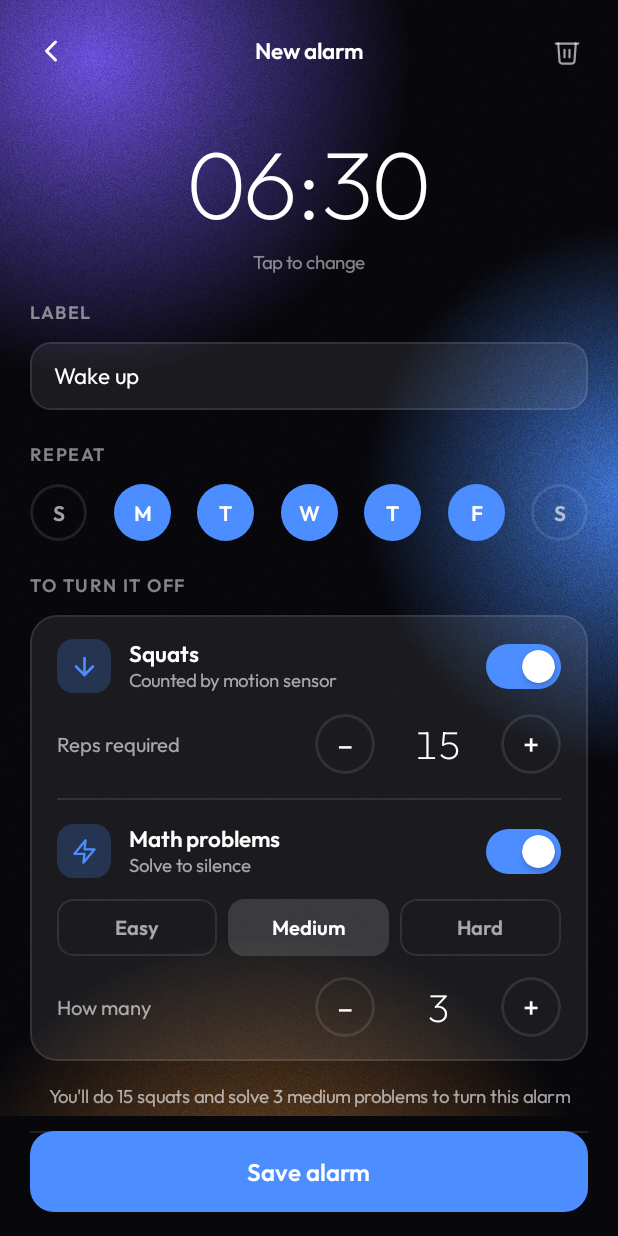
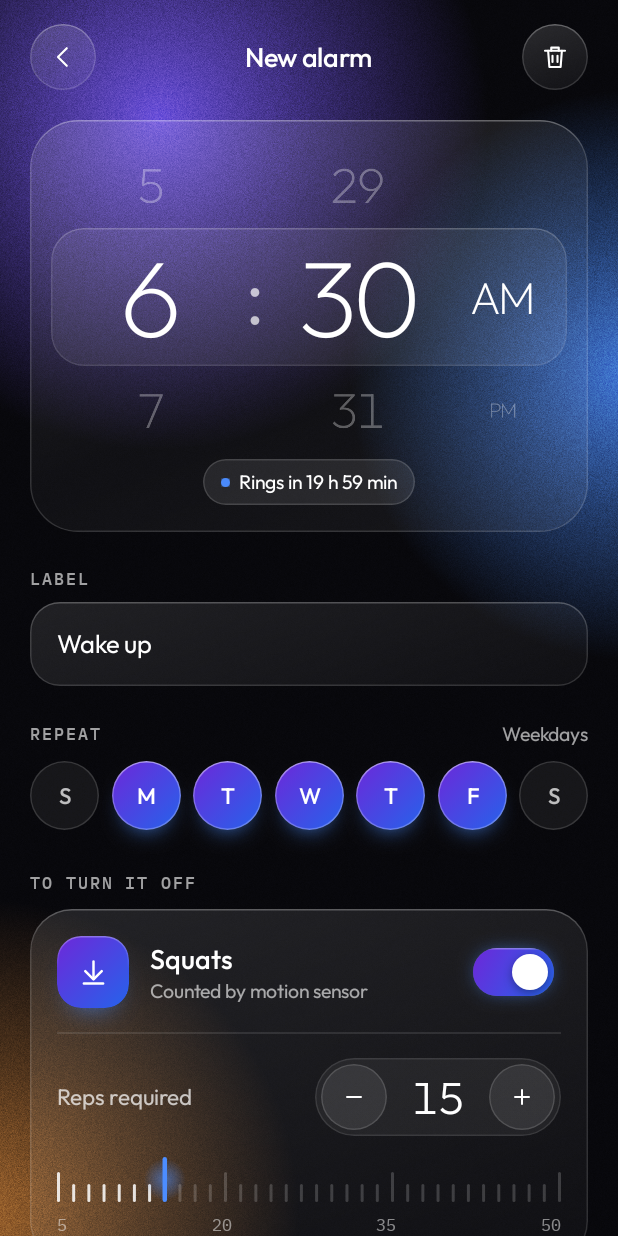
Before and after one commit to YahorL/WakeUp, an Android app built with Jetpack Compose: the AlarmEditScreen screen opened through its navigation route, on a phone screen of 412 x 824 dp. Run offline under Robolectric (Android 15) with nearby library versions, the phone set to English and light mode, and no system bars; our stand-ins replace Room's generated code.

Commit message:
feat: Liquid Glass alarm editor with inline time wheel

```diff
--- a/app/src/main/java/com/wakeup/ui/components/Meters.kt
+++ b/app/src/main/java/com/wakeup/ui/components/Meters.kt
@@ -113,15 +113,22 @@ fun TickRuler(reps: Int, modifier: Modifier = Modifier) {
     }
 }
 
-/** Ten small bars; the first [filled] carry the accent gradient. */
+/**
+ * A track of [segments] small bars that fills left to right as [value] approaches [max]; the
+ * leading bar fills partially, so any count up to [max] reads on the same ten bars.
+ */
 @Composable
-fun DotBar(filled: Int, modifier: Modifier = Modifier, total: Int = 10) {
+fun DotBar(value: Int, max: Int, modifier: Modifier = Modifier, segments: Int = 10) {
     val colors = Wake.colors
     val reduceMotion = LocalReduceMotion.current
-    val elapsed = entranceMillis(140 + total * 35 + 450)
+    val elapsed = entranceMillis(140 + segments * 35 + 450)
+    val filled by animateFloatAsState(
+        (value.toFloat() / max).coerceIn(0f, 1f) * segments,
+        if (reduceMotion) snap() else tween(300),
+        label = "dots",
+    )
     Row(modifier.fillMaxWidth().clearAndSetSemantics { }, horizontalArrangement = Arrangement.spacedBy(6.dp)) {
-        repeat(total) { i ->
-            val on by animateFloatAsState(if (i < filled) 1f else 0f, if (reduceMotion) snap() else tween(300), label = "dot")
+        repeat(segments) { i ->
             val grow = EaseOutExpo.transform(((elapsed - (140 + i * 35)) / 450f).coerceIn(0f, 1f))
             Box(
                 Modifier
@@ -136,7 +143,8 @@ fun DotBar(filled: Int, modifier: Modifier = Modifier, total: Int = 10) {
                     }
                     .drawBehind {
                         drawRect(white(0.14f))
-                        drawRect(colors.fill, alpha = on)
+                        val part = (filled - i).coerceIn(0f, 1f)
+                        if (part > 0f) drawRect(colors.fill, size = Size(size.width * part, size.height))
                     },
             )
         }
--- a/app/src/main/java/com/wakeup/ui/edit/AlarmEditScreen.kt
+++ b/app/src/main/java/com/wakeup/ui/edit/AlarmEditScreen.kt
@@ -1,28 +1,44 @@
 package com.wakeup.ui.edit
 
-import androidx.compose.foundation.background
-import androidx.compose.foundation.border
-import androidx.compose.foundation.layout.*
+import android.text.format.DateFormat
+import androidx.compose.animation.AnimatedVisibility
+import androidx.compose.animation.core.snap
+import androidx.compose.animation.core.tween
+import androidx.compose.animation.expandVertically
+import androidx.compose.animation.fadeIn
+import androidx.compose.animation.fadeOut
+import androidx.compose.animation.shrinkVertically
+import androidx.compose.foundation.layout.Arrangement
+import androidx.compose.foundation.layout.Box
+import androidx.compose.foundation.layout.BoxWithConstraints
+import androidx.compose.foundation.layout.Column
+import androidx.compose.foundation.layout.Row
+import androidx.compose.foundation.layout.Spacer
+import androidx.compose.foundation.layout.fillMaxSize
+import androidx.compose.foundation.layout.fillMaxWidth
+import androidx.compose.foundation.layout.height
+import androidx.compose.foundation.layout.imePadding
+import androidx.compose.foundation.layout.navigationBarsPadding
+import androidx.compose.foundation.layout.padding
+import androidx.compose.foundation.layout.size
+import androidx.compose.foundation.layout.statusBarsPadding
 import androidx.compose.foundation.rememberScrollState
-import androidx.compose.foundation.shape.CircleShape
+import androidx.compose.foundation.shape.RoundedCornerShape
 import androidx.compose.foundation.text.BasicTextField
 import androidx.compose.foundation.verticalScroll
-import androidx.compose.material3.AlertDialog
-import androidx.compose.material3.ExperimentalMaterial3Api
-import androidx.compose.material3.Text
-import androidx.compose.material3.TextButton
-import androidx.compose.material3.TimePicker
-import androidx.compose.material3.rememberTimePickerState
-import androidx.compose.runtime.*
+import androidx.compose.runtime.Composable
+import androidx.compose.runtime.LaunchedEffect
+import androidx.compose.runtime.getValue
+import androidx.compose.runtime.mutableStateOf
+import androidx.compose.runtime.remember
+import androidx.compose.runtime.setValue
 import androidx.compose.ui.Alignment
 import androidx.compose.ui.Modifier
-import androidx.compose.ui.draw.clip
-import androidx.compose.ui.graphics.Color
 import androidx.compose.ui.graphics.SolidColor
+import androidx.compose.ui.platform.LocalContext
 import androidx.compose.ui.text.TextStyle
 import androidx.compose.ui.text.font.FontWeight
 import androidx.compose.ui.text.style.TextAlign
-import androidx.compose.ui.unit.Dp
 import androidx.compose.ui.unit.dp
 import androidx.compose.ui.unit.sp
 import androidx.lifecycle.compose.collectAsStateWithLifecycle
@@ -32,11 +48,43 @@ import com.wakeup.domain.Difficulty
 import com.wakeup.domain.MathParams
 import com.wakeup.domain.RepeatDays
 import com.wakeup.domain.SquatParams
+import com.wakeup.schedule.NextTrigger
 import com.wakeup.ui.DAY_CHIPS
-import com.wakeup.ui.components.*
+import com.wakeup.ui.challengeSummary
+import com.wakeup.ui.components.AngledGradient
+import com.wakeup.ui.components.ChallengeIconTile
+import com.wakeup.ui.components.Chip
+import com.wakeup.ui.components.DayPill
+import com.wakeup.ui.components.DotBar
+import com.wakeup.ui.components.GlassIconButton
+import com.wakeup.ui.components.GlassRecipe
+import com.wakeup.ui.components.Hairline
+import com.wakeup.ui.components.Label
+import com.wakeup.ui.components.MonoLabel
+import com.wakeup.ui.components.PrimaryButton
+import com.wakeup.ui.components.SegmentedControl
+import com.wakeup.ui.components.Stepper
+import com.wakeup.ui.components.TickRuler
+import com.wakeup.ui.components.TimeWheel
+import com.wakeup.ui.components.Toggle
+import com.wakeup.ui.components.WakeIcon
+import com.wakeup.ui.components.bump
+import com.wakeup.ui.components.glass
+import com.wakeup.ui.components.surface
+import com.wakeup.ui.components.white
+import com.wakeup.ui.formatCountdown
 import com.wakeup.ui.label
+import com.wakeup.ui.repeatSummary
+import com.wakeup.ui.theme.EaseOutExpo
+import com.wakeup.ui.theme.LocalReduceMotion
+import com.wakeup.ui.theme.OrbLayout
 import com.wakeup.ui.theme.Screen
 import com.wakeup.ui.theme.Wake
+import com.wakeup.ui.theme.riseIn
+import kotlinx.coroutines.delay
+import java.time.ZonedDateTime
+
+private val DAY_NAMES = listOf("Sunday", "Monday", "Tuesday", "Wednesday", "Thursday", "Friday", "Saturday")
 
 @Composable
 fun AlarmEditScreen(
@@ -45,112 +93,158 @@ fun AlarmEditScreen(
     viewModel: AlarmEditViewModel = viewModel(factory = AlarmEditViewModel.factory(alarmId)),
 ) {
     val draft by viewModel.draft.collectAsStateWithLifecycle()
-    // Ringing or snoozed: changes can't be saved and the alarm can't be deleted.
     val locked by viewModel.locked.collectAsStateWithLifecycle()
     val colors = Wake.colors
-    val fonts = Wake.fonts
-    var showTimePicker by remember { mutableStateOf(false) }
+    val is24h = DateFormat.is24HourFormat(LocalContext.current)
 
-    Screen {
-        Column(Modifier.fillMaxSize().systemBarsPadding()) {
+    Screen(OrbLayout.EDITOR) {
+        Column(
+            Modifier.fillMaxSize().statusBarsPadding().imePadding().verticalScroll(rememberScrollState())
+                .navigationBarsPadding().padding(start = 20.dp, end = 20.dp, top = 16.dp, bottom = 28.dp),
+        ) {
             // Top bar
             Row(
-                Modifier.fillMaxWidth().padding(horizontal = 14.dp).padding(top = 14.dp, bottom = 6.dp),
+                Modifier.fillMaxWidth().riseIn(0),
                 verticalAlignment = Alignment.CenterVertically,
                 horizontalArrangement = Arrangement.SpaceBetween,
             ) {
-                WakeIconButton(WakeIcon.ChevronLeft, onClick = onDone)
-                Text(if (viewModel.isNew) "New alarm" else "Edit alarm", color = colors.text, fontFamily = fonts.ui, fontWeight = FontWeight.SemiBold, fontSize = 15.sp)
+                GlassIconButton(WakeIcon.Back, "Back to alarms", onDone)
+                Label(if (viewModel.isNew) "New alarm" else "Edit alarm", 18f, weight = FontWeight.Medium, tracking = -0.01f)
                 if (locked) {
-                    Spacer(Modifier.size(40.dp)) // keeps the title centered
+                    Spacer(Modifier.size(44.dp)) // keeps the title centered
                 } else {
-                    WakeIconButton(WakeIcon.Trash, onClick = { viewModel.delete(onDone) }, color = colors.textDim, size = 20.dp, stroke = 1.8f)
+                    GlassIconButton(WakeIcon.Bin, "Delete alarm", { viewModel.delete(onDone) })
                 }
             }
 
+            // Time
             Column(
-                Modifier.fillMaxWidth().weight(1f).verticalScroll(rememberScrollState())
-                    .padding(start = 20.dp, end = 20.dp, top = 8.dp, bottom = 16.dp),
+                Modifier.padding(top = 20.dp).fillMaxWidth().riseIn(80)
+                    .glass(GlassRecipe.HERO, RoundedCornerShape(32.dp))
+                    .padding(start = 14.dp, end = 14.dp, top = 14.dp, bottom = 18.dp),
+                horizontalAlignment = Alignment.CenterHorizontally,
             ) {
-                // Time — tap to set via the standard Android time picker.
-                Column(Modifier.fillMaxWidth().padding(top = 10.dp, bottom = 18.dp), horizontalAlignment = Alignment.CenterHorizontally) {
-                    NumText(
-                        "%02d:%02d".format(draft.hour, draft.minute),
-                        fontSize = 64.sp, letterSpacing = (-2).sp,
-                        modifier = Modifier.noRippleClickable { showTimePicker = true }.padding(horizontal = 8.dp, vertical = 4.dp),
-                    )
-                    Text("Tap to change", color = colors.textMute, fontFamily = fonts.ui, fontSize = 12.5.sp)
+                TimeWheel(draft.hour, draft.minute, is24h, viewModel::setTime)
+                Spacer(Modifier.height(4.dp))
+                val ringsIn = ringsInText(draft)
+                Chip { Label(ringsIn, 13f, Modifier.bump(ringsIn), maxLines = 1) }
             }
 
-                Section("Label") { LabelField(draft.label, viewModel::setLabel) }
-                Spacer(Modifier.height(22.dp))
-                Section("Repeat") { RepeatDayPicker(draft.repeatDays, viewModel::toggleRepeatDay) }
-                Spacer(Modifier.height(22.dp))
-                Section("To turn it off") { ChallengeBuilder(draft, viewModel) }
+            // Label
+            Column(Modifier.padding(top = 24.dp).riseIn(160), verticalArrangement = Arrangement.spacedBy(8.dp)) {
+                MonoLabel("Label")
+                LabelField(draft.label, viewModel::setLabel)
+            }
+
+            // Repeat
+            Column(Modifier.padding(top = 24.dp).riseIn(220), verticalArrangement = Arrangement.spacedBy(10.dp)) {
+                val summary = repeatSummary(draft.repeatDays)
+                Row(Modifier.fillMaxWidth(), horizontalArrangement = Arrangement.SpaceBetween, verticalAlignment = Alignment.CenterVertically) {
+                    MonoLabel("Repeat")
+                    Label(summary, 13f, Modifier.bump(summary), color = colors.textSecondary, maxLines = 1)
+                }
+                RepeatDayPicker(draft.repeatDays, viewModel::toggleRepeatDay)
+            }
+
+            MonoLabel("To turn it off", Modifier.padding(top = 28.dp))
 
             val squat = draft.squat
             val math = draft.math
-                if (squat != null && math != null) {
-                    Spacer(Modifier.height(14.dp))
-                    Text(
-                        "You'll do ${squat.squatCount} squats and solve ${math.problemCount} ${math.difficulty.label.lowercase()} problems to turn this alarm off.",
-                        color = colors.textDim, fontFamily = fonts.ui, fontSize = 12.5.sp, lineHeight = 19.sp,
-                        modifier = Modifier.fillMaxWidth().padding(horizontal = 10.dp),
-                        textAlign = TextAlign.Center,
+            ChallengeCard(
+                icon = WakeIcon.SquatDown, title = "Squats", subtitle = "Counted by motion sensor",
+                toggleLabel = "Squats challenge", enabled = squat != null, onEnabledChange = viewModel::setSquatsEnabled,
+                modifier = Modifier.padding(top = 10.dp).riseIn(300),
+            ) {
+                // Shows the last settings while the panel collapses.
+                val shown = rememberLast(squat) ?: SquatParams.DEFAULT
+                Column(verticalArrangement = Arrangement.spacedBy(14.dp)) {
+                    SettingRow("Reps required") {
+                        Stepper(shown.squatCount, SquatParams.COUNT_RANGE, viewModel::setSquatCount, noun = "reps")
+                    }
+                    TickRuler(shown.squatCount)
+                }
+            }
+            ChallengeCard(
+                icon = WakeIcon.MathOps, title = "Math problems", subtitle = "Solve to silence",
+                toggleLabel = "Math challenge", enabled = math != null, onEnabledChange = viewModel::setMathEnabled,
+                modifier = Modifier.padding(top = 12.dp).riseIn(370),
+            ) {
+                val shown = rememberLast(math) ?: MathParams.DEFAULT
+                Column(verticalArrangement = Arrangement.spacedBy(16.dp)) {
+                    SegmentedControl(
+                        options = Difficulty.entries.map { it.label },
+                        selectedIndex = shown.difficulty.ordinal,
+                        onSelect = { viewModel.setMathDifficulty(Difficulty.entries[it]) },
                     )
+                    SettingRow("How many") {
+                        Stepper(shown.problemCount, MathParams.COUNT_RANGE, viewModel::setMathCount, noun = "problems")
+                    }
+                    DotBar(shown.problemCount, MathParams.COUNT_RANGE.last)
                 }
             }
 
-            // Save footer
-            Box(Modifier.fillMaxWidth().background(colors.bg).padding(start = 20.dp, end = 20.dp, top = 10.dp, bottom = 16.dp)) {
-                Hairline(Modifier.align(Alignment.TopCenter))
+            Label(
+                challengeSummary(squat, math), 14f,
+                Modifier.fillMaxWidth().padding(start = 8.dp, end = 8.dp, top = 22.dp),
+                color = colors.textSecondary, lineHeight = 1.45f, align = TextAlign.Center,
+            )
+
+            Spacer(Modifier.height(28.dp))
             if (locked) {
-                    Text(
-                        "This alarm is ringing or snoozed. Finish the wake-up to change it.",
-                        color = colors.textDim, fontFamily = fonts.ui, fontSize = 13.5.sp, lineHeight = 20.sp,
-                        textAlign = TextAlign.Center,
-                        modifier = Modifier.fillMaxWidth().padding(vertical = 10.dp),
+                Label(
+                    "This alarm is ringing or snoozed. Finish the wake-up to change it.", 14f,
+                    Modifier.fillMaxWidth().padding(vertical = 10.dp),
+                    color = colors.textSecondary, lineHeight = 1.45f, align = TextAlign.Center,
                 )
             } else {
-                    AccentButton("Save alarm", onClick = { viewModel.save { onDone() } })
+                PrimaryButton("Save alarm", { viewModel.save { onDone() } }, Modifier.riseIn(450))
             }
         }
     }
 }
 
-    if (showTimePicker) {
-        TimePickerDialog(
-            hour = draft.hour,
-            minute = draft.minute,
-            onConfirm = viewModel::setTime,
-            onDismiss = { showTimePicker = false },
-        )
-    }
+/** Keeps returning the last non-null [value], so a collapsing panel still has something to show. */
+@Composable
+private fun <T : Any> rememberLast(value: T?): T? {
+    var last by remember { mutableStateOf(value) }
+    if (value != null) last = value
+    return last
 }
 
+/** "Rings in 8 h 44 min", refreshed as the draft changes and as time passes. */
 @Composable
-private fun Section(title: String, content: @Composable () -> Unit) {
-    SectionLabel(title)
-    Spacer(Modifier.height(12.dp))
-    content()
+private fun ringsInText(draft: Alarm): String {
+    var now by remember { mutableStateOf(ZonedDateTime.now()) }
+    LaunchedEffect(Unit) {
+        while (true) { delay(30_000); now = ZonedDateTime.now() }
+    }
+    val trigger = NextTrigger.compute(now, draft.hour, draft.minute, draft.repeatDays)
+    return "Rings in ${formatCountdown(trigger - now.toInstant().toEpochMilli())}"
 }
 
 @Composable
 private fun LabelField(label: String, onChange: (String) -> Unit) {
     val colors = Wake.colors
-    val fonts = Wake.fonts
-    Box(Modifier.fillMaxWidth().cardSurface(14.dp).padding(horizontal = 16.dp, vertical = 13.dp)) {
+    val style = TextStyle(color = colors.text, fontFamily = Wake.fonts.display, fontSize = 17.sp)
+    Box(
+        Modifier.fillMaxWidth().height(56.dp)
+            .surface(
+                RoundedCornerShape(20.dp),
+                AngledGradient(160f, 0f to white(0.10f), 1f to white(0.03f)),
+                border = white(0.14f), highlight = white(0.12f),
+            )
+            .padding(horizontal = 18.dp),
+        contentAlignment = Alignment.CenterStart,
+    ) {
         BasicTextField(
             value = label,
             onValueChange = onChange,
             singleLine = true,
-            textStyle = TextStyle(color = colors.text, fontFamily = fonts.ui, fontSize = 15.sp),
-            cursorBrush = SolidColor(colors.accent),
+            textStyle = style,
+            cursorBrush = SolidColor(colors.orb2),
             modifier = Modifier.fillMaxWidth(),
             decorationBox = { inner ->
-                if (label.isEmpty()) {
-                    Text("Label", color = colors.textMute, fontFamily = fonts.ui, fontSize = 15.sp)
-                }
+                if (label.isEmpty()) Label("Alarm name", 17f, color = colors.textTertiary, maxLines = 1)
                 inner()
             },
         )
@@ -159,108 +253,60 @@ private fun LabelField(label: String, onChange: (String) -> Unit) {
 
 @Composable
 private fun RepeatDayPicker(repeatDays: Int, onToggle: (Int) -> Unit) {
-    val colors = Wake.colors
+    BoxWithConstraints(Modifier.fillMaxWidth()) {
+        // 46dp pills, shrinking on narrow screens so seven always fit with a little air between.
+        val pill = minOf(46.dp, (maxWidth - 4.dp * 6) / 7)
         Row(Modifier.fillMaxWidth(), horizontalArrangement = Arrangement.SpaceBetween) {
-        DAY_CHIPS.forEach { (letter, bit) ->
-            val active = RepeatDays.isSet(repeatDays, bit)
-            Box(
-                Modifier.size(38.dp).clip(CircleShape)
-                    .background(if (active) colors.accent else Color.Transparent)
-                    .then(if (active) Modifier else Modifier.border(1.5.dp, colors.hair, CircleShape))
-                    .noRippleClickable { onToggle(bit) },
-                contentAlignment = Alignment.Center,
-            ) {
-                Text(letter, color = if (active) colors.onAccent else colors.textDim, fontFamily = Wake.fonts.ui, fontWeight = FontWeight.SemiBold, fontSize = 14.sp)
+            DAY_CHIPS.forEachIndexed { i, (letter, bit) ->
+                DayPill(letter, RepeatDays.isSet(repeatDays, bit), { onToggle(bit) }, DAY_NAMES[i], size = pill)
             }
         }
     }
 }
 
-/** The card where squats and math are switched on and tuned. */
+/** A challenge's glass card: header with icon, title and switch, and a settings panel that unfolds when on. */
 @Composable
-private fun ChallengeBuilder(draft: Alarm, viewModel: AlarmEditViewModel) {
-    val squat = draft.squat
-    val math = draft.math
-    Column(Modifier.fillMaxWidth().cardSurface(18.dp).padding(horizontal = 18.dp)) {
-        Column(Modifier.fillMaxWidth().padding(vertical = 16.dp)) {
-            ChallengeHeader(
-                icon = WakeIcon.ArrowDown, iconSize = 19.dp, iconStroke = 2.2f,
-                title = "Squats", subtitle = "Counted by motion sensor",
-                checked = squat != null, onCheckedChange = viewModel::setSquatsEnabled,
-            )
-            if (squat != null) {
-                Spacer(Modifier.height(14.dp))
-                StepperRow("Reps required", squat.squatCount, SquatParams.COUNT_RANGE, viewModel::setSquatCount)
+private fun ChallengeCard(
+    icon: WakeIcon,
+    title: String,
+    subtitle: String,
+    toggleLabel: String,
+    enabled: Boolean,
+    onEnabledChange: (Boolean) -> Unit,
+    modifier: Modifier = Modifier,
+    settings: @Composable () -> Unit,
+) {
+    val reduceMotion = LocalReduceMotion.current
+    Column(modifier.fillMaxWidth().glass(GlassRecipe.CARD, RoundedCornerShape(28.dp)).padding(18.dp)) {
+        Row(verticalAlignment = Alignment.CenterVertically, horizontalArrangement = Arrangement.spacedBy(14.dp)) {
+            ChallengeIconTile(icon, active = enabled, animated = true)
+            Column(Modifier.weight(1f), verticalArrangement = Arrangement.spacedBy(2.dp)) {
+                Label(title, 18f, weight = FontWeight.Medium, maxLines = 1)
+                Label(subtitle, 13f, color = Wake.colors.textSecondary, maxLines = 1)
             }
+            Toggle(enabled, onEnabledChange, toggleLabel)
         }
+        AnimatedVisibility(
+            visible = enabled,
+            enter = if (reduceMotion) expandVertically(snap()) + fadeIn(snap())
+            else expandVertically(tween(450, easing = EaseOutExpo)) + fadeIn(tween(350, delayMillis = 100)),
+            exit = if (reduceMotion) shrinkVertically(snap()) + fadeOut(snap())
+            else shrinkVertically(tween(450, easing = EaseOutExpo)) + fadeOut(tween(200)),
+        ) {
+            Column {
+                Spacer(Modifier.height(16.dp))
                 Hairline()
-        Column(Modifier.fillMaxWidth().padding(vertical = 16.dp)) {
-            ChallengeHeader(
-                icon = WakeIcon.Bolt, iconSize = 18.dp, iconStroke = 2f,
-                title = "Math problems", subtitle = "Solve to silence",
-                checked = math != null, onCheckedChange = viewModel::setMathEnabled,
-            )
-            if (math != null) {
-                Spacer(Modifier.height(14.dp))
-                Row(Modifier.fillMaxWidth(), horizontalArrangement = Arrangement.spacedBy(7.dp)) {
-                    Difficulty.entries.forEach { difficulty ->
-                        SegmentChip(
-                            label = difficulty.label,
-                            selected = math.difficulty == difficulty,
-                            onClick = { viewModel.setMathDifficulty(difficulty) },
-                            modifier = Modifier.weight(1f).height(38.dp),
-                        )
-                    }
-                }
-                Spacer(Modifier.height(14.dp))
-                StepperRow("How many", math.problemCount, MathParams.COUNT_RANGE, viewModel::setMathCount)
+                Spacer(Modifier.height(16.dp))
+                settings()
             }
         }
     }
 }
 
 @Composable
-private fun ChallengeHeader(
-    icon: WakeIcon,
-    iconSize: Dp,
-    iconStroke: Float,
-    title: String,
-    subtitle: String,
-    checked: Boolean,
-    onCheckedChange: (Boolean) -> Unit,
-) {
-    val colors = Wake.colors
-    val fonts = Wake.fonts
+private fun SettingRow(label: String, control: @Composable () -> Unit) {
     Row(Modifier.fillMaxWidth(), verticalAlignment = Alignment.CenterVertically, horizontalArrangement = Arrangement.SpaceBetween) {
-        Row(Modifier.weight(1f), verticalAlignment = Alignment.CenterVertically, horizontalArrangement = Arrangement.spacedBy(12.dp)) {
-            IconChip(icon, iconSize = iconSize, stroke = iconStroke)
-            Column {
-                Text(title, color = colors.text, fontFamily = fonts.ui, fontWeight = FontWeight.SemiBold, fontSize = 15.sp, maxLines = 1)
-                Text(subtitle, color = colors.textDim, fontFamily = fonts.ui, fontSize = 12.5.sp, maxLines = 1)
+        Label(label, 15f, color = Wake.colors.textMuted, maxLines = 1)
+        control()
     }
 }
-        WakeSwitch(checked = checked, onCheckedChange = onCheckedChange)
-    }
-}
-
-@Composable
-private fun StepperRow(label: String, value: Int, range: IntRange, onChange: (Int) -> Unit) {
-    Row(Modifier.fillMaxWidth(), verticalAlignment = Alignment.CenterVertically, horizontalArrangement = Arrangement.SpaceBetween) {
-        Text(label, color = Wake.colors.textDim, fontFamily = Wake.fonts.ui, fontSize = 13.5.sp)
-        Stepper(value = value, range = range, onChange = onChange)
-    }
-}
-
-@OptIn(ExperimentalMaterial3Api::class)
-@Composable
-private fun TimePickerDialog(hour: Int, minute: Int, onConfirm: (Int, Int) -> Unit, onDismiss: () -> Unit) {
-    val state = rememberTimePickerState(initialHour = hour, initialMinute = minute, is24Hour = true)
-    AlertDialog(
-        onDismissRequest = onDismiss,
-        confirmButton = {
-            TextButton(onClick = { onConfirm(state.hour, state.minute); onDismiss() }) { Text("OK") }
-        },
-        dismissButton = { TextButton(onClick = onDismiss) { Text("Cancel") } },
-        text = { TimePicker(state = state) },
-    )
-}
```
Lines whose indentation alone changed are shown as unchanged.
